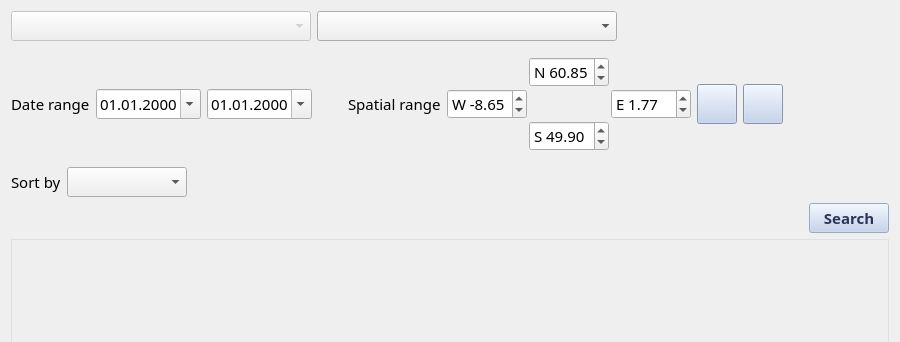
Before: the Qt Designer form eodh_qgis/ui/search.ui in EO-DataHub/eodh-qgis, drawn with Qt 5; both pictures show x 0 to 900 and y 0 to 342 of the 900 by 600 pixel window.
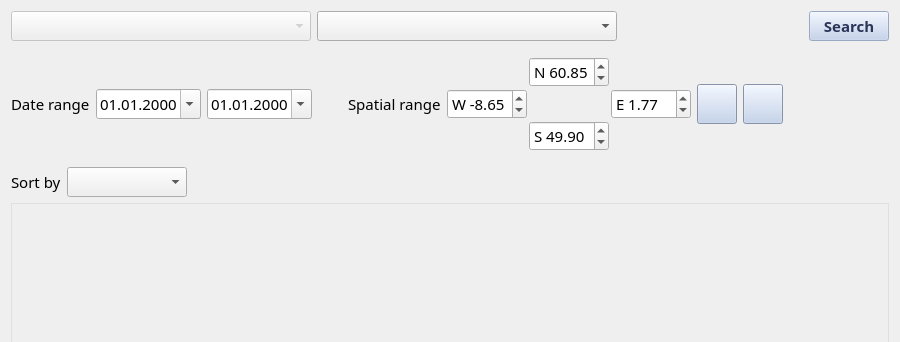
After: the same form once the commit is applied.

Commit message: Move search button to the top right~

Diff of the .ui file:
```diff
--- a/eodh_qgis/ui/search.ui
+++ b/eodh_qgis/ui/search.ui
@@ -65,6 +65,16 @@
        </property>
       </spacer>
      </item>
+     <item>
+      <widget class="QPushButton" name="search_button">
+       <property name="text">
+        <string>Search</string>
+       </property>
+       <property name="enabled">
+        <bool>false</bool>
+       </property>
+      </widget>
+     </item>
     </layout>
    </item>
    <item>
@@ -407,33 +417,6 @@
      </item>
     </layout>
    </item>
-   <item>
-    <layout class="QHBoxLayout" name="buttonLayout">
-     <item>
-      <spacer name="horizontalSpacer_button">
-       <property name="orientation">
-        <enum>Qt::Horizontal</enum>
-       </property>
-       <property name="sizeHint" stdset="0">
-        <size>
-         <width>40</width>
-         <height>20</height>
-        </size>
-       </property>
-      </spacer>
-     </item>
-     <item>
-      <widget class="QPushButton" name="search_button">
-       <property name="text">
-        <string>Search</string>
-       </property>
-       <property name="enabled">
-        <bool>false</bool>
-       </property>
-      </widget>
-     </item>
-    </layout>
-   </item>
    <item>
     <widget class="QScrollArea" name="results_scroll_area">
      <property name="sizePolicy">
```
